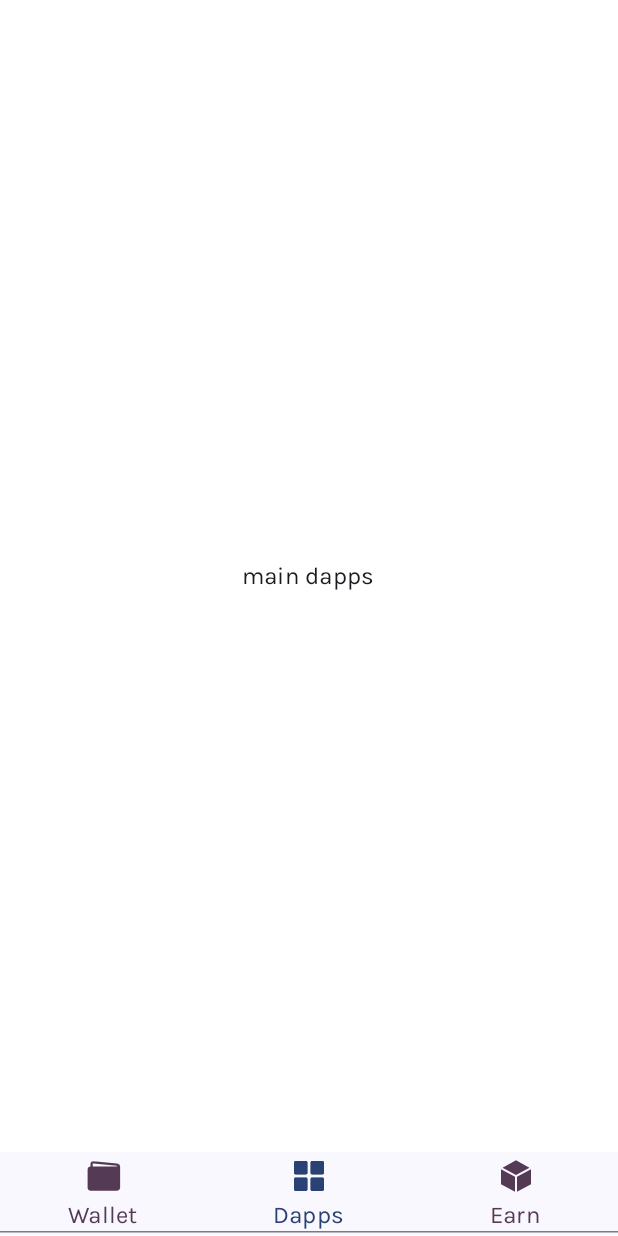
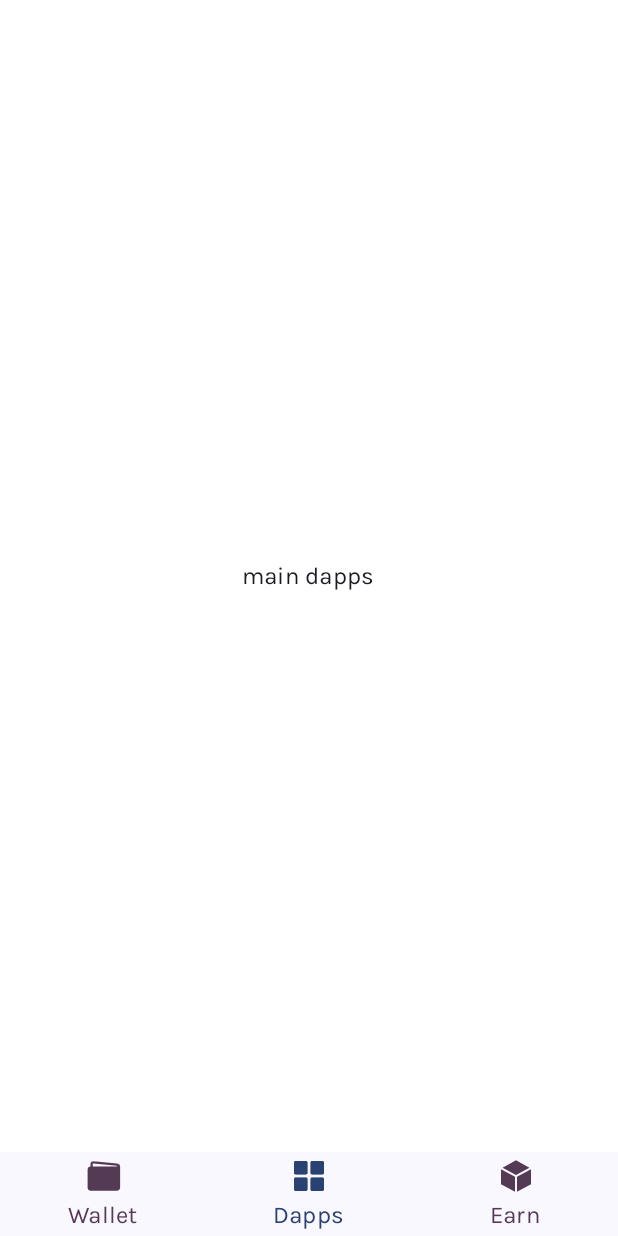
Before and after one commit to BreakZero/CryptoDeFiWallet-Mobile, an Android app built with Jetpack Compose: the composable MainPager shown on its own in the app's theme, item 2 of the bottom bar chosen, on a phone screen of 412 x 824 dp. Run offline under Robolectric (Android 15) with nearby library versions, the phone set to English and light mode, and no system bars; our stand-ins replace Dagger/Hilt's generated code, Room's generated code, accompanist, constraintlayout-compose; libraries missing offline, so code that uses them is left out: net.sqlcipher.database, wallet.core.jni; 7 statements that could not run were skipped.

Commit message:
adjust home pager

```diff
--- a/app/build.gradle.kts
+++ b/app/build.gradle.kts
@@ -1,5 +1,6 @@
 import com.crypto.configuration.*
 import com.crypto.configuration.dependencies.AndroidDeps
+import com.crypto.configuration.dependencies.ComposeDeps
 
 plugins {
     id("com.android.application")
@@ -85,6 +86,7 @@ dependencies {
     implementation(AndroidDeps.activity_compose)
 
     implementation(AndroidDeps.material)
+    implementation(ComposeDeps.constraintlayout)
 
     implementation(project(":resource"))
     implementation(project(":onboarding:onboarding_presentation"))
@@ -94,6 +96,7 @@ dependencies {
 
     composeUI()
     hiltDependencies()
+    roomDependencies()
 
     unitTestDependencies()
     androidTestDependencies()
--- a/app/src/main/java/com/crypto/defi/feature/assets/MainAssetsPager.kt
+++ b/app/src/main/java/com/crypto/defi/feature/assets/MainAssetsPager.kt
@@ -1,21 +1,62 @@
 package com.crypto.defi.feature.assets
 
+import androidx.compose.animation.*
+import androidx.compose.animation.core.tween
+import androidx.compose.foundation.background
 import androidx.compose.foundation.layout.Box
+import androidx.compose.foundation.layout.Column
 import androidx.compose.foundation.layout.fillMaxSize
-import androidx.compose.material.Surface
+import androidx.compose.foundation.layout.fillMaxWidth
+import androidx.compose.material.ExperimentalMaterialApi
+import androidx.compose.material3.MaterialTheme
+import androidx.compose.material3.Surface
 import androidx.compose.material3.Text
 import androidx.compose.runtime.Composable
 import androidx.compose.ui.Alignment
 import androidx.compose.ui.Modifier
+import androidx.compose.ui.res.stringResource
+import androidx.compose.ui.zIndex
+import com.crypto.core.ui.composables.DeFiActionBar
+import com.crypto.defi.feature.assets.components.CollapsableToolbar
+import com.crypto.resource.R
 
+@OptIn(ExperimentalAnimationApi::class, ExperimentalMaterialApi::class)
 @Composable
 fun MainAssetsPager() {
     Surface(modifier = Modifier.fillMaxSize()) {
-        Box(
-            modifier = Modifier.fillMaxSize(),
-            contentAlignment = Alignment.Center
-        ) {
-            Text(text = "main assets")
+        Column(modifier = Modifier.fillMaxSize()) {
+            DeFiActionBar(
+                modifier = Modifier
+                    .zIndex(3.0f)
+                    .fillMaxWidth()
+                    .background(MaterialTheme.colorScheme.primary),
+                navIcon = R.drawable.avatar_generic_1,
+                menuIcons = listOf(R.drawable.ic_scanner),
+                title = "Wallet Name",
+                subtitle = stringResource(id = R.string.avatar_wallet_layout__view_settings),
+                onNavClick = {
+
+                },
+                onMenuClick = {
+
+                }
+            )
+            CollapsableToolbar {
+                AnimatedContent(
+                    targetState = true,
+                    transitionSpec = {
+                        fadeIn(animationSpec = tween(300, 300)) with
+                                fadeOut(animationSpec = tween(300, 300))
+                    }
+                ) { state ->
+                    Box(
+                        modifier = Modifier.fillMaxSize(),
+                        contentAlignment = Alignment.Center
+                    ) {
+                        Text(text = "main assets $state")
+                    }
+                }
+            }
         }
     }
 }
--- /dev/null
+++ b/app/src/main/java/com/crypto/defi/feature/assets/components/CollapsableToolbar.kt
@@ -0,0 +1,98 @@
+package com.crypto.defi.feature.assets.components
+
+import androidx.compose.foundation.background
+import androidx.compose.foundation.gestures.Orientation
+import androidx.compose.foundation.layout.Box
+import androidx.compose.foundation.layout.BoxWithConstraints
+import androidx.compose.foundation.layout.Column
+import androidx.compose.foundation.layout.fillMaxSize
+import androidx.compose.material.ExperimentalMaterialApi
+import androidx.compose.material.FractionalThreshold
+import androidx.compose.material.rememberSwipeableState
+import androidx.compose.material.swipeable
+import androidx.compose.material3.MaterialTheme
+import androidx.compose.runtime.Composable
+import androidx.compose.runtime.remember
+import androidx.compose.ui.Modifier
+import androidx.compose.ui.geometry.Offset
+import androidx.compose.ui.input.nestedscroll.NestedScrollConnection
+import androidx.compose.ui.input.nestedscroll.NestedScrollSource
+import androidx.compose.ui.input.nestedscroll.nestedScroll
+import androidx.compose.ui.platform.LocalDensity
+import androidx.compose.ui.unit.Velocity
+
+@ExperimentalMaterialApi
+@Composable
+fun CollapsableToolbar(
+    content: @Composable (Boolean) -> Unit
+) {
+    val swipingState = rememberSwipeableState(initialValue = SwipingStates.EXPANDED)
+
+    BoxWithConstraints(
+        modifier = Modifier
+            .fillMaxSize()
+    ) {
+        val heightInPx = with(LocalDensity.current) { maxHeight.toPx() } // Get height of screen
+        val connection = remember {
+            object : NestedScrollConnection {
+                override fun onPreScroll(
+                    available: Offset,
+                    source: NestedScrollSource
+                ): Offset {
+                    val delta = available.y
+                    return if (delta < 0) {
+                        swipingState.performDrag(delta).toOffset()
+                    } else {
+                        Offset.Zero
+                    }
+                }
+
+                override fun onPostScroll(
+                    consumed: Offset,
+                    available: Offset,
+                    source: NestedScrollSource
+                ): Offset {
+                    val delta = available.y
+                    return swipingState.performDrag(delta).toOffset()
+                }
+
+                override suspend fun onPostFling(
+                    consumed: Velocity,
+                    available: Velocity
+                ): Velocity {
+                    swipingState.performFling(velocity = available.y)
+                    return super.onPostFling(consumed, available)
+                }
+
+                private fun Float.toOffset() = Offset(0f, this)
+            }
+        }
+        Box(
+            modifier = Modifier
+                .fillMaxSize()
+                .swipeable(
+                    state = swipingState,
+                    thresholds = { _, _ -> FractionalThreshold(0.5f) },
+                    orientation = Orientation.Vertical,
+                    anchors = mapOf(
+                        // Maps anchor points (in px) to states
+                        0f to SwipingStates.COLLAPSED,
+                        heightInPx to SwipingStates.EXPANDED,
+                    )
+                )
+                .nestedScroll(connection)
+        ) {
+            Column() {
+                MotionLayoutHeader(progress = if (swipingState.progress.to == SwipingStates.COLLAPSED) swipingState.progress.fraction else 1f - swipingState.progress.fraction) {
+                    content(swipingState.progress.to == SwipingStates.EXPANDED && swipingState.progress.fraction == 1f)
+                }
+            }
+        }
+    }
+}
+
+// Helper class defining swiping State
+enum class SwipingStates {
+    EXPANDED,
+    COLLAPSED
+}
--- /dev/null
+++ b/app/src/main/java/com/crypto/defi/feature/assets/components/MotionLayoutHeader.kt
@@ -0,0 +1,162 @@
+package com.crypto.defi.feature.assets.components
+
+import androidx.compose.foundation.Image
+import androidx.compose.foundation.background
+import androidx.compose.foundation.layout.*
+import androidx.compose.material3.MaterialTheme
+import androidx.compose.runtime.Composable
+import androidx.compose.ui.Alignment
+import androidx.compose.ui.Modifier
+import androidx.compose.ui.layout.ContentScale
+import androidx.compose.ui.layout.layoutId
+import androidx.compose.ui.res.painterResource
+import androidx.compose.ui.unit.dp
+import androidx.compose.ui.zIndex
+import androidx.constraintlayout.compose.ConstraintSet
+import androidx.constraintlayout.compose.Dimension
+import androidx.constraintlayout.compose.ExperimentalMotionApi
+import androidx.constraintlayout.compose.MotionLayout
+import com.crypto.resource.R
+
+@OptIn(ExperimentalMotionApi::class)
+@Composable
+fun MotionLayoutHeader(
+    progress: Float,
+    scrollableBody: @Composable () -> Unit
+) {
+    MotionLayout(
+        start = startConstraintSet(),
+        end = endConstraintSet(),
+        progress = progress,
+        modifier = Modifier
+            .fillMaxWidth()
+    ) {
+        Box(
+            modifier = Modifier
+                .background(MaterialTheme.colorScheme.primary)
+                .zIndex(1.0f)
+                .layoutId("header-content")
+        ) {
+            Image(
+                painter = painterResource(id = R.drawable.backgroud_stars),
+                contentDescription = "poster",
+                contentScale = ContentScale.FillWidth,
+                alpha = 1f - progress
+            )
+            Column(
+                modifier = Modifier
+                    .fillMaxWidth()
+                    .padding(top = 32.dp, bottom = 24.dp),
+                horizontalAlignment = Alignment.CenterHorizontally
+            ) {
+                Box(
+                    modifier = Modifier.height(128.dp),
+                    contentAlignment = Alignment.Center
+                ) {
+                    Image(
+                        modifier = Modifier.size(66.dp),
+                        painter = painterResource(id = R.drawable.avatar_generic_1),
+                        contentDescription = null
+                    )
+                }
+            }
+        }
+        Box(
+            modifier = Modifier.layoutId("content")
+        ) {
+            scrollableBody()
+        }
+    }
+}
+
+/*@Composable
+private fun JsonConstraintSetStart() = ConstraintSet(
+    """ {
+	poster: {
+		width: "spread",
+		start: ['parent', 'start', 0],
+		end: ['parent', 'end', 0],
+		top: ['parent', 'top', 0],
+	},
+	title: {
+		top: ['poster', 'bottom', 16],
+		start: ['parent', 'start', 16],
+		custom: {
+			textColor: "#000000",
+			textSize: 40
+		}
+	},
+	content: {
+		width: "spread",
+		start: ['parent', 'start', 0],
+		end: ['parent', 'end', 0],
+		top: ['title', 'bottom', 16],
+	}
+} """
+)*/
+
+/*@Composable
+private fun JsonConstraintSetEnd() = ConstraintSet(
+    """ {
+	poster: {
+		width: "spread",
+		height: 56,
+		start: ['parent', 'start', 0],
+		end: ['parent', 'end', 0],
+		top: ['parent', 'top', 0],
+	},
+	title: {
+		top: ['parent', 'top', 0],
+		start: ['parent', 'start', 0],
+		end: ['parent', 'end', 0],
+		bottom: ['poster', 'bottom', 0],
+		custom: {
+			textColor: "#ffffff",
+			textSize: 20
+        }
+	},
+	content: {
+		width: "spread",
+		start: ['parent', 'start', 0],
+		end: ['parent', 'end', 0],
+		top: ['poster', 'bottom', 0],
+	}
+
+} """
+)*/
+
+// Constraint Sets defined by using Kotlin DSL option
+private fun startConstraintSet() = ConstraintSet {
+    val headerContent = createRefFor("header-content")
+    val content = createRefFor("content")
+
+    constrain(headerContent) {
+        start.linkTo(parent.start)
+        top.linkTo(parent.top)
+    }
+
+    constrain(content) {
+        width = Dimension.fillToConstraints
+        top.linkTo(headerContent.bottom)
+        start.linkTo(parent.start)
+        end.linkTo(parent.end)
+    }
+}
+
+private fun endConstraintSet() = ConstraintSet {
+    val headerContent = createRefFor("header-content")
+    val content = createRefFor("content")
+
+    constrain(headerContent) {
+        start.linkTo(parent.start)
+        end.linkTo(parent.end)
+        bottom.linkTo(parent.top)
+    }
+
+    constrain(content) {
+        width = Dimension.fillToConstraints
+        top.linkTo(headerContent.bottom)
+        start.linkTo(parent.start)
+        end.linkTo(parent.end)
+    }
+}
--- a/app/src/main/java/com/crypto/defi/feature/main/MainPager.kt
+++ b/app/src/main/java/com/crypto/defi/feature/main/MainPager.kt
@@ -2,10 +2,7 @@ package com.crypto.defi.feature.main
 
 import androidx.annotation.DrawableRes
 import androidx.compose.foundation.isSystemInDarkTheme
-import androidx.compose.foundation.layout.Column
-import androidx.compose.foundation.layout.fillMaxSize
-import androidx.compose.foundation.layout.fillMaxWidth
-import androidx.compose.foundation.layout.height
+import androidx.compose.foundation.layout.*
 import androidx.compose.material3.*
 import androidx.compose.runtime.*
 import androidx.compose.ui.Alignment
@@ -89,9 +86,10 @@ fun MainPager(
         TabRow(
             selectedTabIndex = tabIndex,
             modifier = Modifier.height(56.dp),
+            divider = {},
             indicator = {}
         ) {
-            menus.forEachIndexed { index, bottomMenuItem ->
+            menus.forEachIndexed { index, menu ->
                 Tab(
                     selected = index == tabIndex,
                     selectedContentColor = MaterialTheme.colorScheme.primary,
@@ -102,12 +100,14 @@ fun MainPager(
                         }
                     }
                 ) {
-                    Column(horizontalAlignment = Alignment.CenterHorizontally) {
+                    Column(
+                        horizontalAlignment = Alignment.CenterHorizontally
+                    ) {
                         Icon(
-                            painter = painterResource(id = bottomMenuItem.icon),
+                            painter = painterResource(id = menu.icon),
                             contentDescription = null
                         )
-                        Text(text = bottomMenuItem.label)
+                        Text(text = menu.label)
                     }
                 }
             }
--- a/configuration-module/src/main/kotlin/com/crypto/configuration/dependencies/ComposeDeps.kt
+++ b/configuration-module/src/main/kotlin/com/crypto/configuration/dependencies/ComposeDeps.kt
@@ -9,6 +9,7 @@ object ComposeDeps {
     const val coil = "io.coil-kt:coil-compose:2.0.0"
     const val navigation = "androidx.navigation:navigation-compose:2.4.2"
     const val paging = "androidx.paging:paging-compose:1.0.0-alpha14"
+    const val constraintlayout = "androidx.constraintlayout:constraintlayout-compose:1.0.1"
 
     const val uiTestJunit = "androidx.compose.ui:ui-test-junit4:$version"
     const val uiTooling = "androidx.compose.ui:ui-tooling:$version"
--- a/core-ui/src/main/java/com/crypto/core/ui/composables/DeFiActionBar.kt
+++ b/core-ui/src/main/java/com/crypto/core/ui/composables/DeFiActionBar.kt
@@ -18,17 +18,16 @@ import com.crypto.core.ui.LocalSpacing
 
 @Composable
 fun DeFiActionBar(
+    modifier: Modifier = Modifier,
     @DrawableRes navIcon: Int,
     @DrawableRes menuIcons: List<Int>,
-    backgroundColor: Color,
-    tint: Color,
+    title: String,
+    subtitle: String,
     onNavClick: () -> Unit,
     onMenuClick: (Int) -> Unit
 ) {
     Row(
-        modifier = Modifier
-            .fillMaxWidth()
-            .background(backgroundColor),
+        modifier = modifier,
         horizontalArrangement = Arrangement.SpaceBetween,
         verticalAlignment = Alignment.CenterVertically
     ) {
@@ -51,13 +50,13 @@ fun DeFiActionBar(
             }
             Column {
                 Text(
-                    text = "Wallet Name",
-                    color = tint
+                    text = title,
+                    style = MaterialTheme.typography.titleSmall
                 )
                 Text(
-                    text = "View Settings",
-                    fontSize = 12.sp,
-                    color = MaterialTheme.colorScheme.onTertiaryContainer
+                    text = subtitle,
+                    style = MaterialTheme.typography.labelSmall,
+                    color = MaterialTheme.colorScheme.outline
                 )
             }
         }
@@ -70,8 +69,7 @@ fun DeFiActionBar(
                     contentDescription = null,
                     modifier = Modifier
                         .size(LocalSpacing.current.space48)
-                        .padding(LocalSpacing.current.space12),
-                    tint = tint
+                        .padding(LocalSpacing.current.space12)
                 )
             }
         }
--- /dev/null
+++ b/resource/src/main/res/drawable/ic_scanner.xml
@@ -0,0 +1,14 @@
+<vector xmlns:android="http://schemas.android.com/apk/res/android"
+    android:width="24dp"
+    android:height="24dp"
+    android:viewportWidth="24"
+    android:viewportHeight="24">
+  <path
+      android:pathData="M1,14.272h1.833v6.895l7.3,-0.001L10.133,23L1.917,23C1.41,23 1,22.59 1,22.083v-7.811zM23,14.272v7.811c0,0.507 -0.41,0.917 -0.917,0.917h-8.217v-1.834h7.3v-6.894L23,14.272zM23,1.917v8.719h-1.834L21.166,2.833h-7.3L13.866,1h8.217c0.507,0 0.917,0.41 0.917,0.917zM10.133,1v1.833h-7.3v7.803L1,10.636v-8.72C1,1.41 1.41,1 1.917,1h8.216z"
+      android:fillColor="#FFF"
+      android:fillType="nonZero"/>
+  <path
+      android:pathData="M6,11H18V13H6z"
+      android:fillColor="#FFF"
+      android:fillType="evenOdd"/>
+</vector>
```
Also changed, not shown: app/src/main/java/com/crypto/defi/models/local/CryptoDeFiDatabase.kt (added, +14 -0 lines), app/src/main/java/com/crypto/defi/models/local/entities/CoinEntity.kt (added, +10 -0 lines), resource/src/main/res/drawable/avatar_generic_1.webp (added).
